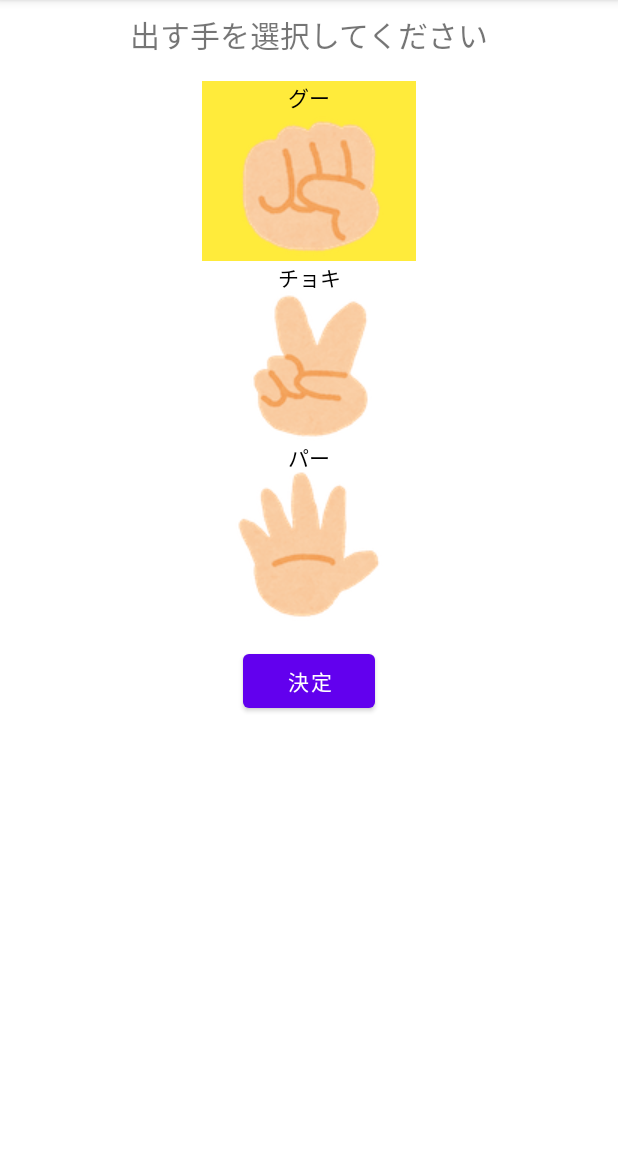
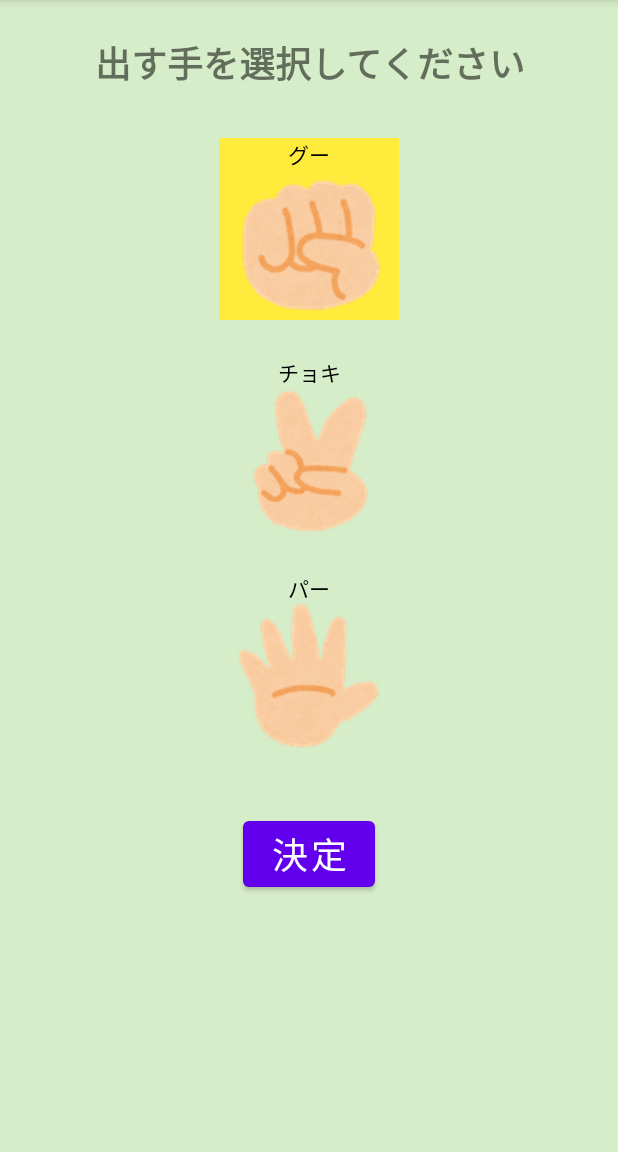
Before and after one commit to nameko710/zyanken, an Android app: the screen it shows after launch (MainActivity), on a phone screen of 412 x 824 dp, the part 84-1236 px from its top. Run offline under Robolectric (Android 15) with nearby library versions, the phone set to English and light mode, and no system bars.

Commit message:
表示の修正

```diff
--- a/app/src/main/res/layout/activity_main.xml
+++ b/app/src/main/res/layout/activity_main.xml
@@ -1,101 +1,72 @@
 <?xml version="1.0" encoding="utf-8"?>
-<androidx.constraintlayout.widget.ConstraintLayout xmlns:android="http://schemas.android.com/apk/res/android"
-    xmlns:app="http://schemas.android.com/apk/res-auto"
-    xmlns:tools="http://schemas.android.com/tools"
+<LinearLayout xmlns:android="http://schemas.android.com/apk/res/android"
     android:layout_width="match_parent"
     android:layout_height="match_parent"
-    tools:context=".MainActivity">
+    android:background="#405CB62A"
+    android:orientation="vertical">
 
     <TextView
         android:id="@+id/tvHand"
-        android:layout_width="wrap_content"
+        android:layout_width="match_parent"
         android:layout_height="wrap_content"
-        android:layout_marginStart="8dp"
-        android:layout_marginTop="8dp"
-        android:layout_marginEnd="8dp"
+        android:layout_marginTop="24dp"
         android:text="@string/tv_hand"
-        android:textSize="20sp"
-        app:layout_constraintEnd_toEndOf="parent"
-        app:layout_constraintStart_toStartOf="parent"
-        app:layout_constraintTop_toTopOf="parent" />
-
-    <Button
-        android:id="@+id/btDecision"
-        android:layout_width="wrap_content"
-        android:layout_height="48dp"
-        android:layout_marginStart="8dp"
-        android:layout_marginTop="8dp"
-        android:layout_marginEnd="8dp"
-        android:text="@string/bt_decision"
-        app:layout_constraintEnd_toEndOf="parent"
-        app:layout_constraintStart_toStartOf="parent"
-        app:layout_constraintTop_toBottomOf="@+id/radioGroup" />
+        android:textAlignment="center"
+        android:textSize="24sp"
+        android:textStyle="bold" />
 
     <RadioGroup
         android:id="@+id/radioGroup"
-        android:layout_width="0dp"
+        android:layout_width="match_parent"
         android:layout_height="wrap_content"
-        android:layout_marginTop="8dp"
-        android:layout_marginBottom="8dp"
-        android:orientation="vertical"
-        android:paddingTop="8dp"
-        android:paddingBottom="8dp"
-        app:layout_constraintBottom_toTopOf="@+id/btDecision"
-        app:layout_constraintEnd_toStartOf="@+id/guideline2"
-        app:layout_constraintHorizontal_bias="1.0"
-        app:layout_constraintStart_toStartOf="@+id/guideline"
-        app:layout_constraintTop_toBottomOf="@+id/tvHand"
-        app:layout_constraintVertical_bias="0.0">
+        android:layout_marginTop="32dp"
+        android:layout_marginBottom="16dp"
+        android:orientation="vertical">
 
         <RadioButton
             android:id="@+id/imageGu"
-            android:layout_width="match_parent"
-            android:layout_height="120dp"
+            android:layout_width="120dp"
+            android:layout_height="wrap_content"
+            android:layout_gravity="center_horizontal"
             android:background="@drawable/select_radio"
             android:button="@null"
             android:checked="true"
             android:drawableBottom="@drawable/janken_gu"
             android:text="@string/tv_gu"
-            android:textAlignment="center"
-            tools:ignore="VisualLintButtonSize" />
+            android:textAlignment="center" />
 
         <RadioButton
             android:id="@+id/imageChoki"
-            android:layout_width="match_parent"
+            android:layout_width="120dp"
             android:layout_height="120dp"
+            android:layout_gravity="center_horizontal"
+            android:layout_marginTop="24dp"
             android:background="@drawable/select_radio"
             android:button="@null"
             android:drawableBottom="@drawable/janken_choki"
             android:text="@string/tv_choki"
-            android:textAlignment="center"
-            android:textSize="14sp"
-            tools:ignore="VisualLintButtonSize" />
+            android:textAlignment="center" />
 
         <RadioButton
             android:id="@+id/imagePa"
-            android:layout_width="match_parent"
+            android:layout_width="120dp"
             android:layout_height="120dp"
+            android:layout_gravity="center_horizontal"
+            android:layout_marginTop="24dp"
             android:background="@drawable/select_radio"
             android:button="@null"
             android:drawableBottom="@drawable/janken_pa"
             android:text="@string/tv_pa"
-            android:textAlignment="center"
-            tools:ignore="VisualLintButtonSize" />
-
+            android:textAlignment="center" />
     </RadioGroup>
 
-    <androidx.constraintlayout.widget.Guideline
-        android:id="@+id/guideline"
+    <Button
+        android:id="@+id/btDecision"
         android:layout_width="wrap_content"
         android:layout_height="wrap_content"
-        android:orientation="vertical"
-        app:layout_constraintGuide_begin="135dp" />
+        android:layout_gravity="center_horizontal"
+        android:layout_marginTop="24dp"
+        android:text="@string/bt_decision"
+        android:textSize="24sp" />
 
-    <androidx.constraintlayout.widget.Guideline
-        android:id="@+id/guideline2"
-        android:layout_width="wrap_content"
-        android:layout_height="wrap_content"
-        android:orientation="vertical"
-        app:layout_constraintGuide_end="135dp" />
-
-</androidx.constraintlayout.widget.ConstraintLayout>
+</LinearLayout>
```
Also changed, not shown: app/src/main/res/layout/activity_result.xml (+14 -31 lines).
